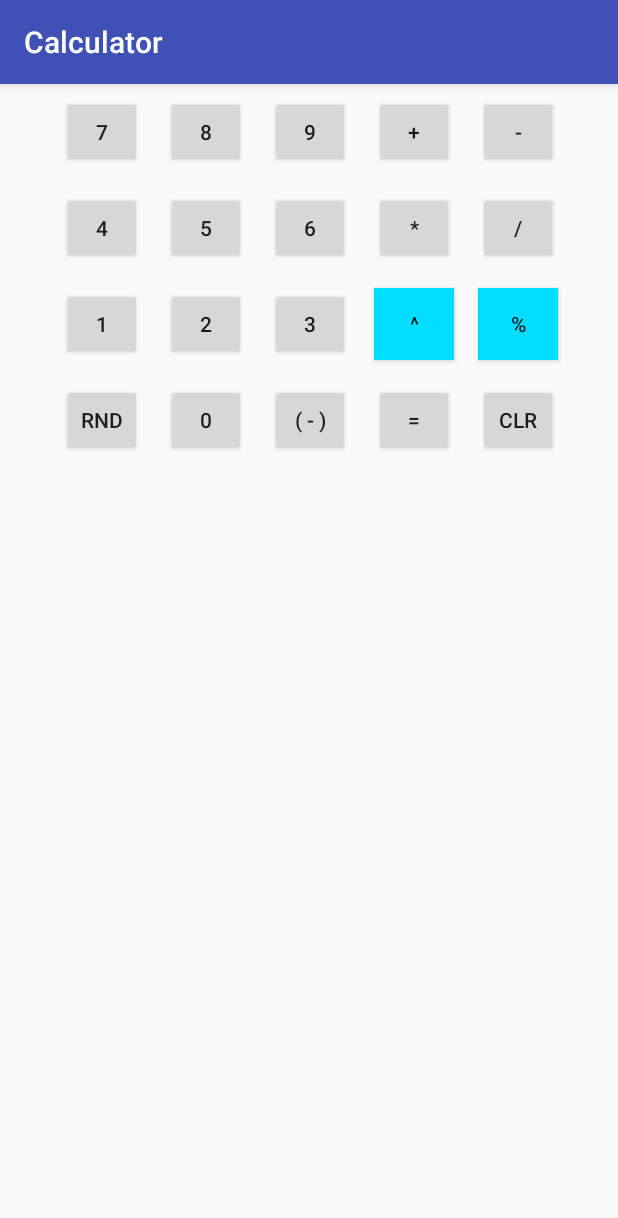
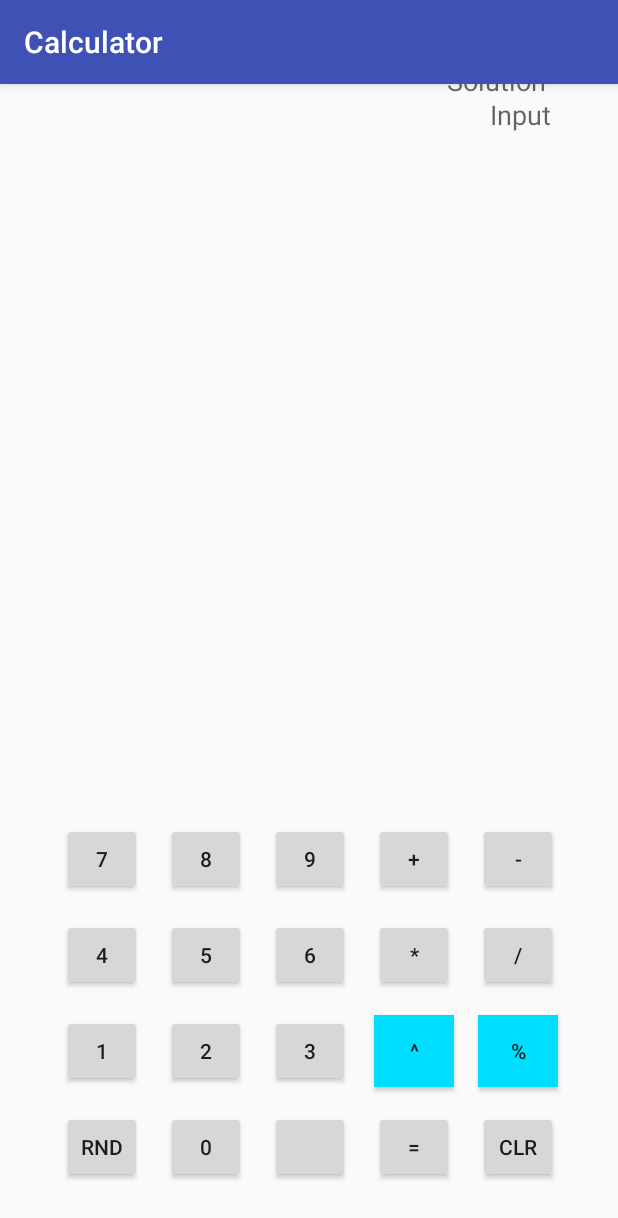
Before and after one commit to portermichael/AndroidCalculator, an Android app: the screen it shows after launch (MainActivity), on a phone screen of 412 x 824 dp. Shown: the top 1218 px of the screen. Run offline under Robolectric (Android 15) with nearby library versions, the phone set to English and light mode, and no system bars.

```diff
--- a/app/src/main/res/layout/activity_main.xml
+++ b/app/src/main/res/layout/activity_main.xml
@@ -9,30 +9,30 @@
 
     <TextView
         android:id="@+id/textInput"
-        android:layout_width="339dp"
-        android:layout_height="44dp"
-        android:layout_marginBottom="72dp"
+        android:layout_width="345dp"
+        android:layout_height="65dp"
+        android:layout_marginBottom="20dp"
         android:layout_marginEnd="8dp"
         android:layout_marginStart="8dp"
         android:gravity="right"
         android:padding="8dp"
         android:text="Input "
         android:textAppearance="?android:attr/textAppearanceMedium"
-        app:layout_constraintBottom_toTopOf="@+id/gridLayout"
+        app:layout_constraintBottom_toTopOf="@+id/textView"
         app:layout_constraintEnd_toEndOf="parent"
-        app:layout_constraintHorizontal_bias="0.517"
+        app:layout_constraintHorizontal_bias="0.521"
         app:layout_constraintStart_toStartOf="parent" />
 
     <TextView
         android:id="@+id/textSolution"
         android:layout_width="339dp"
-        android:layout_height="40dp"
+        android:layout_height="38dp"
         android:layout_marginBottom="8dp"
         android:layout_marginEnd="8dp"
         android:layout_marginStart="8dp"
         android:layout_marginTop="8dp"
+        android:gravity="right"
         android:padding="8dp"
-        android:gravity="right"
         android:text="Solution "
         android:textAppearance="?android:attr/textAppearanceMedium"
         app:layout_constraintBottom_toTopOf="@+id/textInput"
@@ -40,19 +40,20 @@
         app:layout_constraintHorizontal_bias="0.517"
         app:layout_constraintStart_toStartOf="parent"
         app:layout_constraintTop_toTopOf="parent"
-        app:layout_constraintVertical_bias="0.75" />
+        app:layout_constraintVertical_bias="0.58" />
 
     <GridLayout
         android:id="@+id/gridLayout"
         android:layout_width="346dp"
-        android:layout_height="305dp"
+        android:layout_height="275dp"
+        android:layout_marginBottom="8dp"
         android:layout_marginEnd="8dp"
         android:layout_marginStart="8dp"
         android:columnCount="5"
         android:rowCount="5"
+        app:layout_constraintBottom_toBottomOf="parent"
         app:layout_constraintEnd_toEndOf="parent"
-        app:layout_constraintStart_toStartOf="parent"
-        tools:layout_editor_absoluteY="206dp">
+        app:layout_constraintStart_toStartOf="parent">
 
         <Button
             android:id="@+id/button7"
@@ -210,11 +211,11 @@
             tools:layout_editor_absoluteY="331dp" />
 
         <Button
-            android:id="@+id/buttonNeg"
+            android:id="@+id/button"
             android:layout_width="53dp"
             android:layout_height="48dp"
             android:layout_margin="8dp"
-            android:text="( - )"
+            android:text=""
             tools:layout_editor_absoluteX="289dp"
             tools:layout_editor_absoluteY="266dp" />
 
@@ -236,6 +237,21 @@
             tools:layout_editor_absoluteX="148dp"
             tools:layout_editor_absoluteY="331dp" />
 
+
     </GridLayout>
 
+    <TextView
+        android:id="@+id/textError"
+        android:layout_width="347dp"
+        android:layout_height="38dp"
+        android:layout_marginEnd="8dp"
+        android:layout_marginStart="8dp"
+        android:layout_marginTop="8dp"
+        android:gravity="right"
+        android:padding="8dp"
+        android:layout_marginBottom="20dp"
+        android:text=""
+        app:layout_constraintBottom_toTopOf="@+id/gridLayout"
+        tools:layout_editor_absoluteX="19dp" />
+
 </android.support.constraint.ConstraintLayout>
```
Also changed, not shown: app/src/main/java/com/example/porter/calculator/MainActivity.java (+45 -19 lines).
